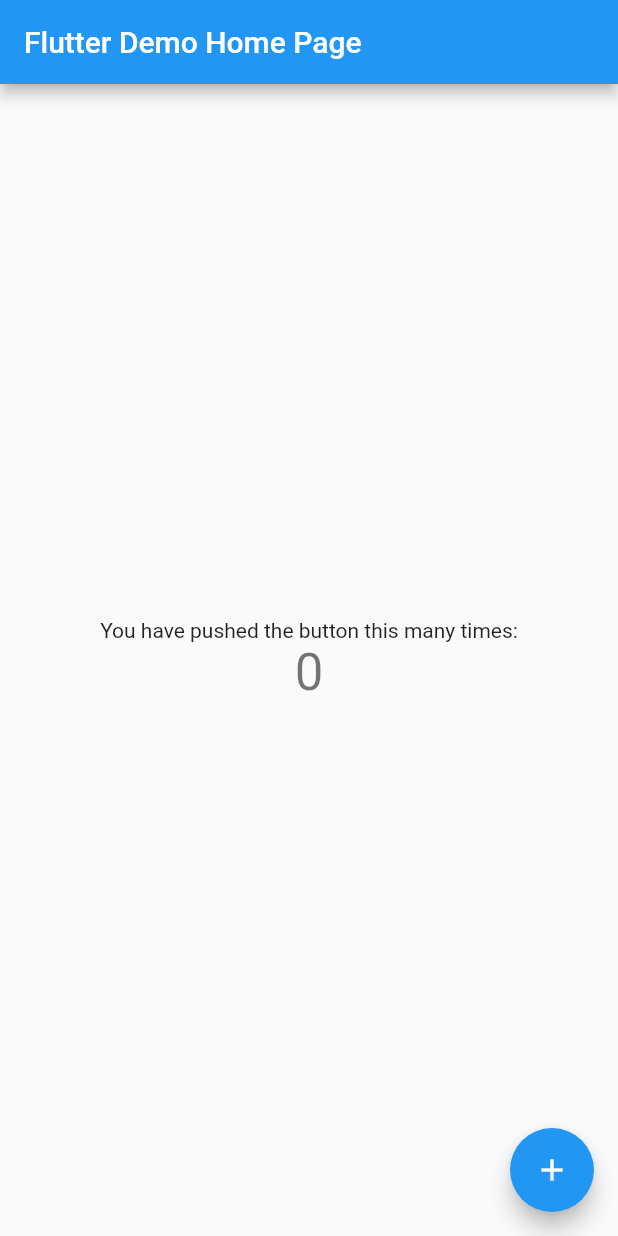
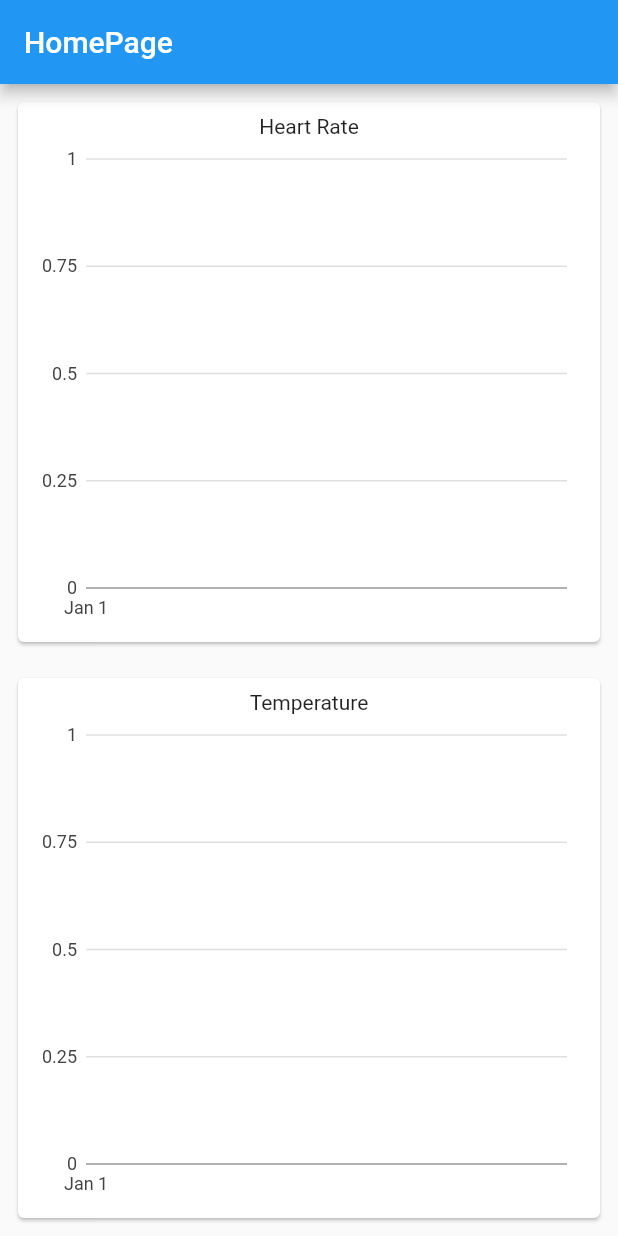
Before and after one commit to coliver0221/Flutter-Practice, a Flutter app: the screen it shows after launch, on a phone screen of 412 x 824 dp. Run offline on Flutter 3.47's test engine with Material 2 defaults, Android fonts, the phone set to English and light mode, and no system bars; our stand-ins replace carousel_slider, charts_flutter, dio, firebase_messaging, shared_preferences; accounts and stored records are empty; network calls fail.

```diff
--- a/charts_from_API_test/lib/main.dart
+++ b/charts_from_API_test/lib/main.dart
@@ -1,3 +1,10 @@
+import 'dart:convert';
+
+import 'package:charts_from_API_test/models/heartRateSeries.dart';
+import 'package:charts_from_API_test/models/temperatureSeries.dart';
+import 'package:charts_from_API_test/widgets/heartRateChart.dart';
+import 'package:charts_from_API_test/widgets/temperatureChart.dart';
+import 'package:dio/dio.dart';
 import 'package:flutter/material.dart';
 
 void main() {
@@ -5,113 +12,135 @@ void main() {
 }
 
 class MyApp extends StatelessWidget {
-  // This widget is the root of your application.
   @override
   Widget build(BuildContext context) {
     return MaterialApp(
       title: 'Flutter Demo',
       theme: ThemeData(
-        // This is the theme of your application.
-        //
-        // Try running your application with "flutter run". You'll see the
-        // application has a blue toolbar. Then, without quitting the app, try
-        // changing the primarySwatch below to Colors.green and then invoke
-        // "hot reload" (press "r" in the console where you ran "flutter run",
-        // or simply save your changes to "hot reload" in a Flutter IDE).
-        // Notice that the counter didn't reset back to zero; the application
-        // is not restarted.
         primarySwatch: Colors.blue,
-        // This makes the visual density adapt to the platform that you run
-        // the app on. For desktop platforms, the controls will be smaller and
-        // closer together (more dense) than on mobile platforms.
         visualDensity: VisualDensity.adaptivePlatformDensity,
       ),
-      home: MyHomePage(title: 'Flutter Demo Home Page'),
+      home: MyHomePage(),
     );
   }
 }
 
 class MyHomePage extends StatefulWidget {
-  MyHomePage({Key key, this.title}) : super(key: key);
-
-  // This widget is the home page of your application. It is stateful, meaning
-  // that it has a State object (defined below) that contains fields that affect
-  // how it looks.
-
-  // This class is the configuration for the state. It holds the values (in this
-  // case the title) provided by the parent (in this case the App widget) and
-  // used by the build method of the State. Fields in a Widget subclass are
-  // always marked "final".
-
-  final String title;
+  MyHomePage({Key key}) : super(key: key);
 
   @override
   _MyHomePageState createState() => _MyHomePageState();
 }
 
 class _MyHomePageState extends State<MyHomePage> {
-  int _counter = 0;
+  String _bearer = '';
+  List<HeartRateSeries> _heartRateData = [];
+  List<TemperatureSeries> _temperatureData = [];
 
-  void _incrementCounter() {
+  Dio _dio = Dio();
+
+  void _getDisplayData() async {
+    print('----LOGIN----');
+    try {
+      var res = await _dio.post(
+        'http://140.116.247.117:11050/login',
+        data: {
+          "account": 'Oliver1',
+          "password": '2020-01-01',
+          "role": "user",
+        },
+        options: Options(
+          headers: {
+            'Content-Type': 'application/json',
+          },
+        ),
+      );
+      if (res.statusCode == 200) {
+        var data = jsonDecode(res.toString());
+        setState(() {
+          _bearer = data['bearer'];
+        });
+        print(_bearer);
+      }
+    } on DioError catch (exception) {
+      print(exception.error.toString());
+    }
+
+    print('----GETDATA----');
+    print('curr bearer: $_bearer');
+    print(DateTime.now().timeZoneOffset.inHours);
+    // calling api
+    try {
+      var res = await _dio.get(
+        'http://140.116.247.117:11050/data',
+        queryParameters: {
+          'query': '2020-09-22',
+          'type': 'day',
+          'timezone': DateTime.now().timeZoneOffset.inHours,
+        },
+        options: Options(
+          headers: {
+            'Content-Type': 'application/json',
+            'Authorization': 'Bearer $_bearer',
+          }
+        ),
+      );
+      if (res.statusCode == 200) {
+        var data = jsonDecode(res.toString());
+        _dataReformat(data['data']);
+      }
+    } on DioError catch (exception) {
+      print(exception.error.toString());
+    }
+  }
+
+  void _dataReformat(List<dynamic> data) {
+    // print(data[0]);
+    // print(DateTime.parse(data[0][0]));
+    // print(int.parse(data[0][1]));
+    // print(double.parse(data[0][2]));
+
+    // print(data[0][0].runtimeType);
+    // print(data[0][1].runtimeType);
+    // print(data[0][2].runtimeType);
+
+    print('----START REFORMAT----');
     setState(() {
-      // This call to setState tells the Flutter framework that something has
-      // changed in this State, which causes it to rerun the build method below
-      // so that the display can reflect the updated values. If we changed
-      // _counter without calling setState(), then the build method would not be
-      // called again, and so nothing would appear to happen.
-      _counter++;
+      for (var record in data) {
+        print(record);
+        _heartRateData.add(HeartRateSeries(
+          time: DateTime.parse(record[0]),
+          heartRate: record[1],
+        ));
+        _temperatureData.add(TemperatureSeries(
+          time: DateTime.parse(record[0]),
+          temperature: record[2],
+        ));
+      }
     });
+    print('----END REFORMAT----');
+  }
+
+  @override
+  void initState() {
+    _getDisplayData();
+    super.initState();
   }
 
   @override
   Widget build(BuildContext context) {
-    // This method is rerun every time setState is called, for instance as done
-    // by the _incrementCounter method above.
-    //
-    // The Flutter framework has been optimized to make rerunning build methods
-    // fast, so that you can just rebuild anything that needs updating rather
-    // than having to individually change instances of widgets.
     return Scaffold(
       appBar: AppBar(
-        // Here we take the value from the MyHomePage object that was created by
-        // the App.build method, and use it to set our appbar title.
-        title: Text(widget.title),
+        title: Text('HomePage'),
       ),
       body: Center(
-        // Center is a layout widget. It takes a single child and positions it
-        // in the middle of the parent.
         child: Column(
-          // Column is also a layout widget. It takes a list of children and
-          // arranges them vertically. By default, it sizes itself to fit its
-          // children horizontally, and tries to be as tall as its parent.
-          //
-          // Invoke "debug painting" (press "p" in the console, choose the
-          // "Toggle Debug Paint" action from the Flutter Inspector in Android
-          // Studio, or the "Toggle Debug Paint" command in Visual Studio Code)
-          // to see the wireframe for each widget.
-          //
-          // Column has various properties to control how it sizes itself and
-          // how it positions its children. Here we use mainAxisAlignment to
-          // center the children vertically; the main axis here is the vertical
-          // axis because Columns are vertical (the cross axis would be
-          // horizontal).
-          mainAxisAlignment: MainAxisAlignment.center,
           children: <Widget>[
-            Text(
-              'You have pushed the button this many times:',
-            ),
-            Text(
-              '$_counter',
-              style: Theme.of(context).textTheme.headline4,
-            ),
+            Expanded(child: HeartRateChart(data: _heartRateData)),
+            Expanded(child: TemperatureChart(data: _temperatureData)),
           ],
         ),
       ),
-      floatingActionButton: FloatingActionButton(
-        onPressed: _incrementCounter,
-        tooltip: 'Increment',
-        child: Icon(Icons.add),
-      ), // This trailing comma makes auto-formatting nicer for build methods.
     );
   }
 }
--- /dev/null
+++ b/charts_from_API_test/lib/models/heartRateSeries.dart
@@ -0,0 +1,15 @@
+import 'package:charts_flutter/flutter.dart' as charts;
+import 'package:flutter/foundation.dart';
+
+/// Define heartrate data
+class HeartRateSeries {
+  final DateTime time;
+  final int heartRate;
+  // final charts.Color barColor;
+
+  HeartRateSeries({
+    @required this.time,
+    @required this.heartRate,
+    // @required this.barColor
+  });
+}
--- /dev/null
+++ b/charts_from_API_test/lib/models/temperatureSeries.dart
@@ -0,0 +1,15 @@
+import 'package:charts_flutter/flutter.dart' as charts;
+import 'package:flutter/foundation.dart';
+
+/// Define temperature data
+class TemperatureSeries {
+  final DateTime time;
+  final double temperature;
+  // final charts.Color barColor;
+
+  TemperatureSeries({
+    @required this.time,
+    @required this.temperature,
+    // @required this.barColor
+  });
+}
--- /dev/null
+++ b/charts_from_API_test/lib/widgets/heartRateChart.dart
@@ -0,0 +1,49 @@
+import 'package:charts_flutter/flutter.dart' as charts;
+import 'package:charts_from_API_test/models/heartRateSeries.dart';
+import 'package:flutter/material.dart';
+
+class HeartRateChart extends StatelessWidget {
+  final List<HeartRateSeries> data;
+
+  /// Constructure
+  HeartRateChart({@required this.data});
+
+  @override
+  Widget build(BuildContext context) {
+    List<charts.Series<HeartRateSeries, DateTime>> series = [
+      charts.Series(
+        id: "Heart Rate",
+        data: data,
+        domainFn: (HeartRateSeries series, _) => series.time,
+        measureFn: (HeartRateSeries series, _) => series.heartRate,
+        // colorFn: (HeartRateSeries series, _) => series.barColor
+      )
+    ];
+
+    return Container(
+      // height: 200,
+      padding: EdgeInsets.all(8.0),
+      child: Card(
+        child: Padding(
+          padding: EdgeInsets.all(8.0),
+          child: Column(
+            children: <Widget>[
+              Text(
+                "Heart Rate",
+                style: Theme.of(context).textTheme.bodyText2,
+              ),
+              Expanded(
+                child: charts.TimeSeriesChart(
+                  series, animate: true,
+                  primaryMeasureAxis: charts.NumericAxisSpec(
+                    tickProviderSpec: charts.BasicNumericTickProviderSpec(zeroBound: false)
+                  ),
+                )
+              ),
+            ],
+          ),
+        ),
+      ),
+    );
+  }
+}
--- /dev/null
+++ b/charts_from_API_test/lib/widgets/temperatureChart.dart
@@ -0,0 +1,49 @@
+import 'package:charts_flutter/flutter.dart' as charts;
+import 'package:charts_from_API_test/models/temperatureSeries.dart';
+import 'package:flutter/material.dart';
+
+class TemperatureChart extends StatelessWidget {
+  final List<TemperatureSeries> data;
+
+  /// Constructure
+  TemperatureChart({@required this.data});
+
+  @override
+  Widget build(BuildContext context) {
+    List<charts.Series<TemperatureSeries, DateTime>> series = [
+      charts.Series(
+        id: "Heart Rate",
+        data: data,
+        domainFn: (TemperatureSeries series, _) => series.time,
+        measureFn: (TemperatureSeries series, _) => series.temperature,
+        // colorFn: (TemperatureSeries series, _) => series.barColor
+      )
+    ];
+
+    return Container(
+      // height: 200,
+      padding: EdgeInsets.all(8.0),
+      child: Card(
+        child: Padding(
+          padding: EdgeInsets.all(8.0),
+          child: Column(
+            children: <Widget>[
+              Text(
+                "Temperature",
+                style: Theme.of(context).textTheme.bodyText2,
+              ),
+              Expanded(
+                child: charts.TimeSeriesChart(
+                  series, animate: true,
+                  primaryMeasureAxis: charts.NumericAxisSpec(
+                    tickProviderSpec: charts.BasicNumericTickProviderSpec(zeroBound: false)
+                  ),
+                )
+              ),
+            ],
+          ),
+        ),
+      ),
+    );
+  }
+}
```
Also changed, not shown: charts_from_API_test/pubspec.yaml (+2 -6 lines), charts_from_API_test/pubspec.lock.
